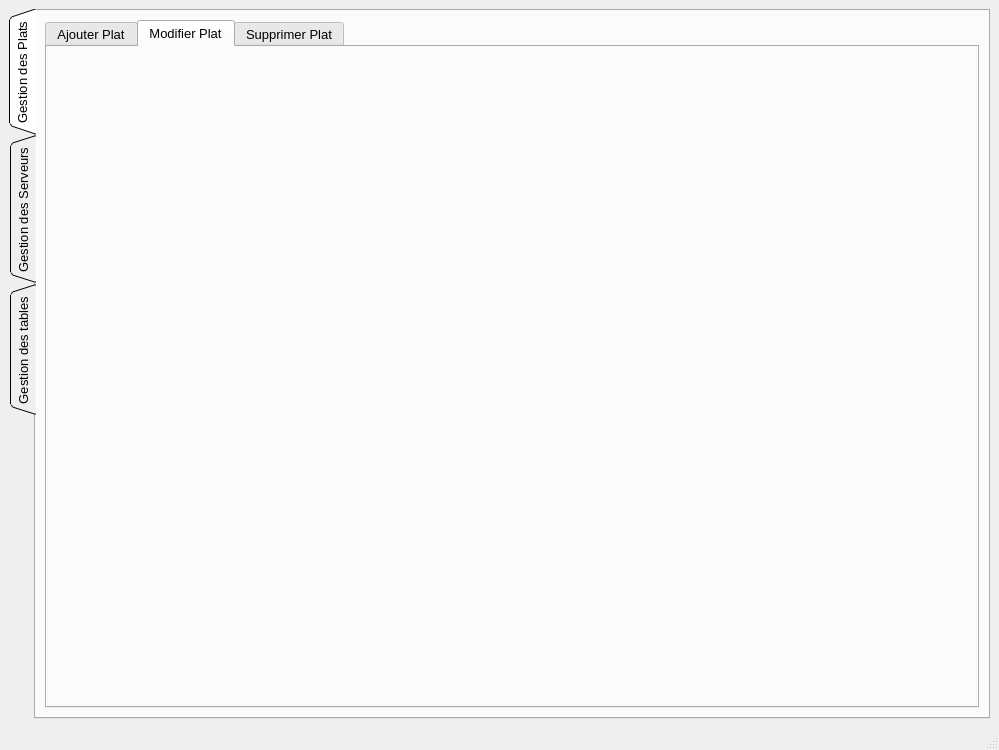
The window that src/admin.ui (smgeo/CafeG) describes before a commit, drawn with Qt 5.
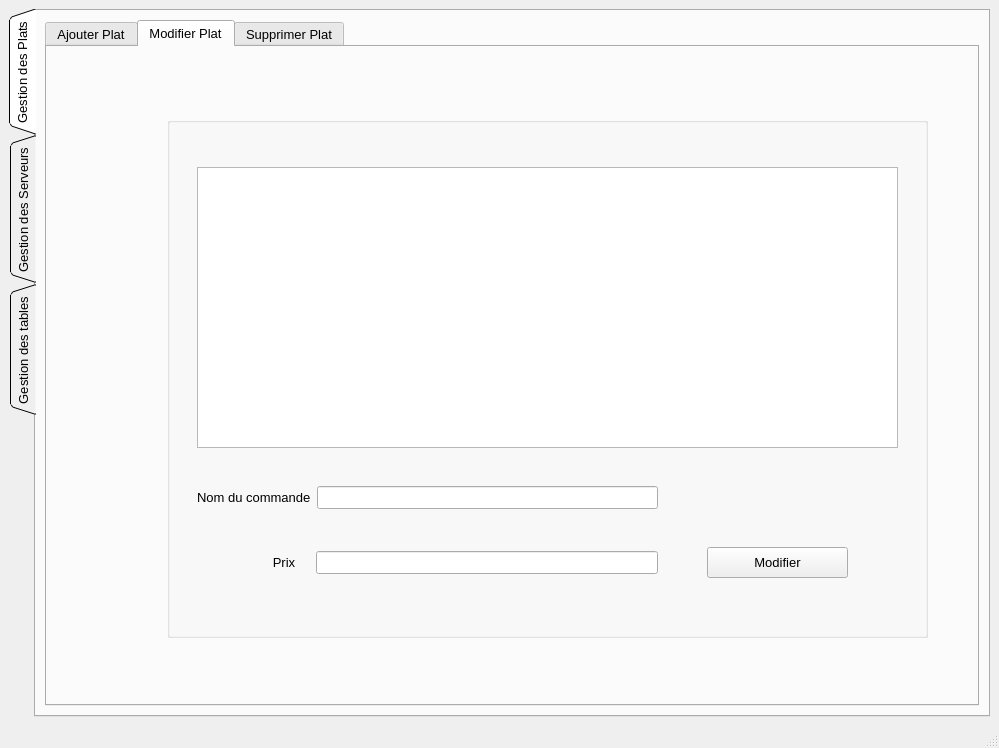
The same window after the commit. The open tabs and pages were chosen to show the change. Icons and pictures are not drawn.

Diff of the .ui file:
```diff
--- a/src/admin.ui
+++ b/src/admin.ui
@@ -7,7 +7,7 @@
     <x>0</x>
     <y>0</y>
     <width>999</width>
-    <height>750</height>
+    <height>748</height>
    </rect>
   </property>
   <property name="windowTitle">
@@ -37,7 +37,7 @@
         <string>Gestion des Plats</string>
        </attribute>
        <layout class="QGridLayout" name="gridLayout">
-        <item row="0" column="0">
+        <item row="0" column="1">
          <widget class="QTabWidget" name="tabWidget_2">
           <property name="currentIndex">
            <number>2</number>
@@ -51,6 +51,90 @@
            <attribute name="title">
             <string>Modifier Plat</string>
            </attribute>
+           <widget class="QGroupBox" name="groupBox_7">
+            <property name="geometry">
+             <rect>
+              <x>120</x>
+              <y>70</y>
+              <width>761</width>
+              <height>521</height>
+             </rect>
+            </property>
+            <property name="title">
+             <string/>
+            </property>
+            <widget class="QListView" name="listView">
+             <property name="geometry">
+              <rect>
+               <x>30</x>
+               <y>50</y>
+               <width>701</width>
+               <height>281</height>
+              </rect>
+             </property>
+            </widget>
+            <widget class="QWidget" name="horizontalLayoutWidget_7">
+             <property name="geometry">
+              <rect>
+               <x>30</x>
+               <y>350</y>
+               <width>461</width>
+               <height>61</height>
+              </rect>
+             </property>
+             <layout class="QHBoxLayout" name="horizontalLayout_7">
+              <item>
+               <widget class="QLabel" name="label_7">
+                <property name="text">
+                 <string>Nom du commande</string>
+                </property>
+               </widget>
+              </item>
+              <item>
+               <widget class="QLineEdit" name="lineEdit_3"/>
+              </item>
+             </layout>
+            </widget>
+            <widget class="QWidget" name="horizontalLayoutWidget_8">
+             <property name="geometry">
+              <rect>
+               <x>30</x>
+               <y>420</y>
+               <width>461</width>
+               <height>51</height>
+              </rect>
+             </property>
+             <layout class="QHBoxLayout" name="horizontalLayout_8">
+              <item>
+               <widget class="QLabel" name="label_8">
+                <property name="text">
+                 <string>                     Prix    </string>
+                </property>
+               </widget>
+              </item>
+              <item>
+               <widget class="QLineEdit" name="lineEdit_4"/>
+              </item>
+             </layout>
+            </widget>
+            <widget class="QPushButton" name="pushButton_2">
+             <property name="geometry">
+              <rect>
+               <x>540</x>
+               <y>430</y>
+               <width>141</width>
+               <height>31</height>
+              </rect>
+             </property>
+             <property name="text">
+              <string>Modifier</string>
+             </property>
+             <property name="icon">
+              <iconset>
+               <normaloff>settings.png</normaloff>settings.png</iconset>
+             </property>
+            </widget>
+           </widget>
           </widget>
           <widget class="QWidget" name="tab_1_3">
            <attribute name="title">
```
Left out of the diff: 320 changed lines with no effect on the pictures.
